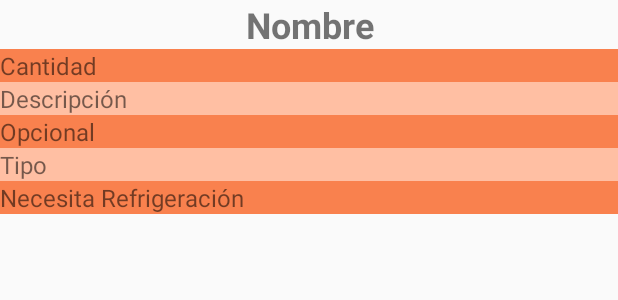
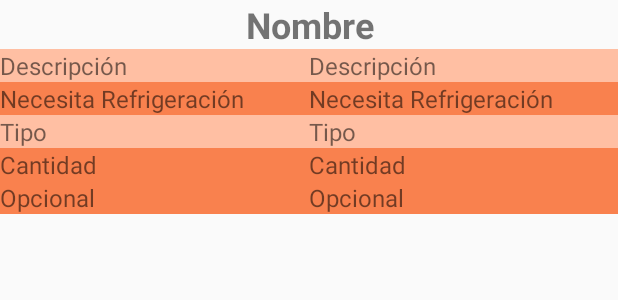
Before and after one commit to darwinguz/AppMov2018A-ExamenBimestral, an Android app: the layout lista_fila_ingrediente.xml on its own in the app's theme, with its tools: preview values and no code run, on a phone screen of 412 x 824 dp. Shown: the top 300 px of the screen. Run offline under Robolectric (Android 15) with nearby library versions, the phone set to English and light mode, and no system bars.

```diff
--- a/app/src/main/java/cynitech/wrad/examenbimestral/CrearComidaActivity.kt
+++ b/app/src/main/java/cynitech/wrad/examenbimestral/CrearComidaActivity.kt
@@ -26,7 +26,6 @@ class CrearComidaActivity : AppCompatActivity() {
             txt_numero_personas_comida.setText(comidaEdit?.numeroPersonas.toString())
             chk_picante_comida.isChecked = comidaEdit?.picante!!
         }
-
 
         btn_guardar_comida.setOnClickListener(View.OnClickListener {
             guardarComida()
--- a/app/src/main/java/cynitech/wrad/examenbimestral/adapters/AdaComida.kt
+++ b/app/src/main/java/cynitech/wrad/examenbimestral/adapters/AdaComida.kt
@@ -16,6 +16,7 @@ import cynitech.wrad.examenbimestral.ListarComidaActivity
 import cynitech.wrad.examenbimestral.R
 import cynitech.wrad.examenbimestral.modelos.ModComida
 import cynitech.wrad.examenbimestral.persistencia.servicios.SerComida
+import kotlinx.android.synthetic.main.activity_listar_comida.view.*
 import kotlinx.android.synthetic.main.lista_fila_comida.view.*
 import java.util.*
 
@@ -56,6 +57,7 @@ class AdaComida(private val comidas: ArrayList<ModComida>) :
                             val comidaEliminar = serComida.selectByName(view.lbl_nombre_lista_comida.text.toString())
                             if (comidaEliminar != null) {
                                 serComida.delete(comidaEliminar.id!!)
+                                //TODO refrescamiento view.recycler_view_comida.adapter.notifyDataSetChanged() https://stackoverflow.com/questions/31367599/how-to-update-recyclerview-adapter-data
                             }
                             irListarComida()
                         })
--- a/app/src/main/java/cynitech/wrad/examenbimestral/modelos/ModIngrediente.kt
+++ b/app/src/main/java/cynitech/wrad/examenbimestral/modelos/ModIngrediente.kt
@@ -3,14 +3,14 @@ package cynitech.wrad.examenbimestral.modelos
 import android.os.Parcel
 import android.os.Parcelable
 
-class ModIngrediente(val id: Int?,
+class ModIngrediente(var id: Int?,
                      val nombreIngrediente: String,
                      val cantidad: Int,
                      val descripcionPreparacion: String,
                      val opcional: Boolean,
                      val tipoIngrediente: String,
                      val necesitaRefrigeracion: Boolean,
-                     val comidaId: Int
+                     var comidaId: Int?
 ) : Parcelable {
     constructor(parcel: Parcel) : this(
             parcel.readValue(Int::class.java.classLoader) as? Int,
@@ -31,7 +31,7 @@ class ModIngrediente(val id: Int?,
         parcel.writeByte(if (opcional) 1 else 0)
         parcel.writeString(tipoIngrediente)
         parcel.writeByte(if (necesitaRefrigeracion) 1 else 0)
-        parcel.writeInt(comidaId)
+        parcel.writeInt(this!!.comidaId!!)
     }
 
     override fun describeContents(): Int {
--- a/app/src/main/res/layout/lista_fila_ingrediente.xml
+++ b/app/src/main/res/layout/lista_fila_ingrediente.xml
@@ -21,8 +21,53 @@
         tools:layout_editor_absoluteX="8dp"
         tools:layout_editor_absoluteY="16dp" />
 
+    <LinearLayout
+        android:layout_width="match_parent"
+        android:layout_height="match_parent"
+        android:layout_weight="1"
+        android:orientation="horizontal">
+
+        <LinearLayout
+            android:layout_width="match_parent"
+            android:layout_height="match_parent"
+            android:layout_weight="1"
+            android:orientation="vertical">
+
             <TextView
-        android:id="@+id/lbl_cantidad_lista_ingrediente"
+                android:id="@+id/lbl_descripcion_lista_ingrediente2"
+                android:layout_width="match_parent"
+                android:layout_height="wrap_content"
+                android:layout_weight="1"
+                android:background="@color/colorLabelOrangeLight"
+                android:text="@string/str_descripcion"
+                android:textSize="16sp"
+                tools:layout_editor_absoluteX="8dp"
+                tools:layout_editor_absoluteY="65dp" />
+
+            <TextView
+                android:id="@+id/lbl_necesita_refrigeracion_lista_ingrediente2"
+                android:layout_width="match_parent"
+                android:layout_height="wrap_content"
+                android:layout_weight="1"
+                android:background="@color/colorLabelOrange"
+                android:text="@string/str_necesita_refrigeracion"
+                android:textSize="16sp"
+                tools:layout_editor_absoluteX="8dp"
+                tools:layout_editor_absoluteY="40dp" />
+
+            <TextView
+                android:id="@+id/lbl_tipo_lista_ingrediente2"
+                android:layout_width="match_parent"
+                android:layout_height="wrap_content"
+                android:layout_weight="1"
+                android:background="@color/colorLabelOrangeLight"
+                android:text="@string/str_tipo"
+                android:textSize="16sp"
+                tools:layout_editor_absoluteX="8dp"
+                tools:layout_editor_absoluteY="65dp" />
+
+            <TextView
+                android:id="@+id/lbl_cantidad_lista_ingrediente2"
                 android:layout_width="match_parent"
                 android:layout_height="wrap_content"
                 android:layout_weight="1"
@@ -31,6 +76,24 @@
                 android:textSize="16sp"
                 tools:layout_editor_absoluteX="8dp"
                 tools:layout_editor_absoluteY="40dp" />
+
+            <TextView
+                android:id="@+id/lbl_opcional_lista_ingrediente2"
+                android:layout_width="match_parent"
+                android:layout_height="wrap_content"
+                android:layout_weight="1"
+                android:background="@color/colorLabelOrange"
+                android:text="@string/str_opcional"
+                android:textSize="16sp"
+                tools:layout_editor_absoluteX="8dp"
+                tools:layout_editor_absoluteY="40dp" />
+        </LinearLayout>
+
+        <LinearLayout
+            android:layout_width="match_parent"
+            android:layout_height="match_parent"
+            android:layout_weight="1"
+            android:orientation="vertical">
 
             <TextView
                 android:id="@+id/lbl_descripcion_lista_ingrediente"
@@ -44,12 +107,12 @@
                 tools:layout_editor_absoluteY="65dp" />
 
             <TextView
-        android:id="@+id/lbl_opcional_lista_ingrediente"
+                android:id="@+id/lbl_necesita_refrigeracion_lista_ingrediente"
                 android:layout_width="match_parent"
                 android:layout_height="wrap_content"
                 android:layout_weight="1"
                 android:background="@color/colorLabelOrange"
-        android:text="@string/str_opcional"
+                android:text="@string/str_necesita_refrigeracion"
                 android:textSize="16sp"
                 tools:layout_editor_absoluteX="8dp"
                 tools:layout_editor_absoluteY="40dp" />
@@ -66,14 +129,29 @@
                 tools:layout_editor_absoluteY="65dp" />
 
             <TextView
-        android:id="@+id/lbl_necesita_refrigeracion_lista_ingrediente"
+                android:id="@+id/lbl_cantidad_lista_ingrediente"
                 android:layout_width="match_parent"
                 android:layout_height="wrap_content"
                 android:layout_weight="1"
                 android:background="@color/colorLabelOrange"
-        android:text="@string/str_necesita_refrigeracion"
+                android:text="@string/str_cantidad"
+                android:textSize="16sp"
+                tools:layout_editor_absoluteX="8dp"
+                tools:layout_editor_absoluteY="40dp" />
+
+            <TextView
+                android:id="@+id/lbl_opcional_lista_ingrediente"
+                android:layout_width="match_parent"
+                android:layout_height="wrap_content"
+                android:layout_weight="1"
+                android:background="@color/colorLabelOrange"
+                android:text="@string/str_opcional"
                 android:textSize="16sp"
                 tools:layout_editor_absoluteX="8dp"
                 tools:layout_editor_absoluteY="40dp" />
 
         </LinearLayout>
+
+    </LinearLayout>
+
+</LinearLayout>
```
Also changed, not shown: app/src/main/java/cynitech/wrad/examenbimestral/CrearIngredienteActivity.kt (+24 -3 lines), app/src/main/java/cynitech/wrad/examenbimestral/adapters/AdaIngrediente.kt (+85 -1 lines), app/src/main/java/cynitech/wrad/examenbimestral/persistencia/servicios/SerIngrediente.kt (+23 -0 lines). Lines whose indentation alone changed are shown as unchanged.
